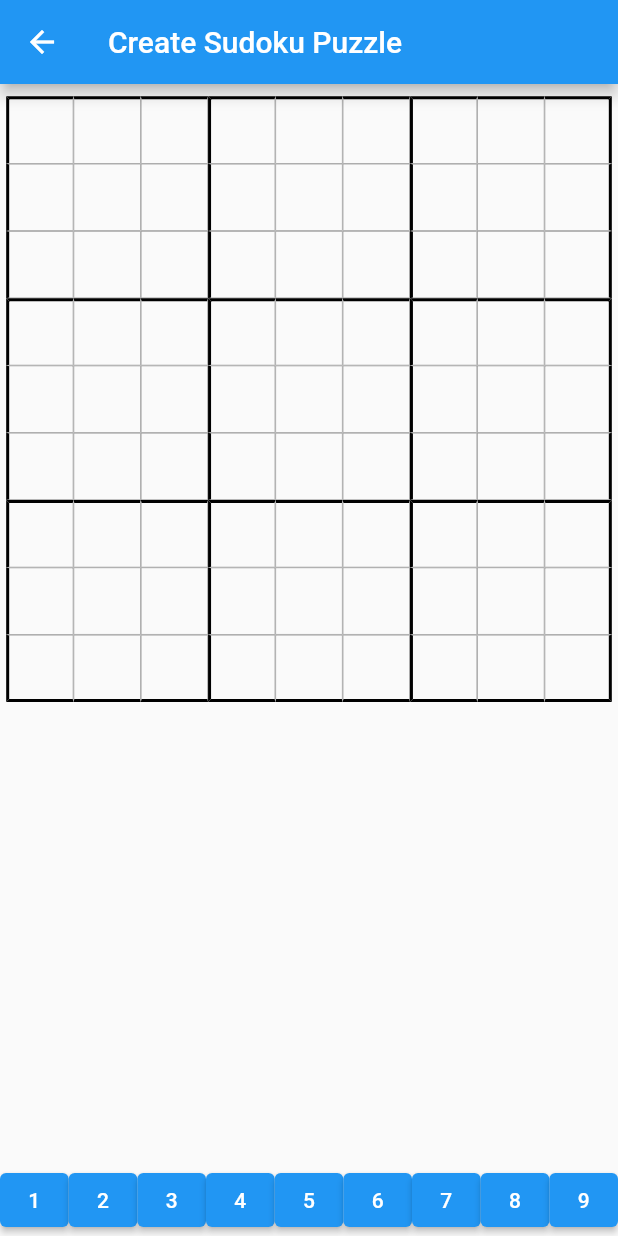
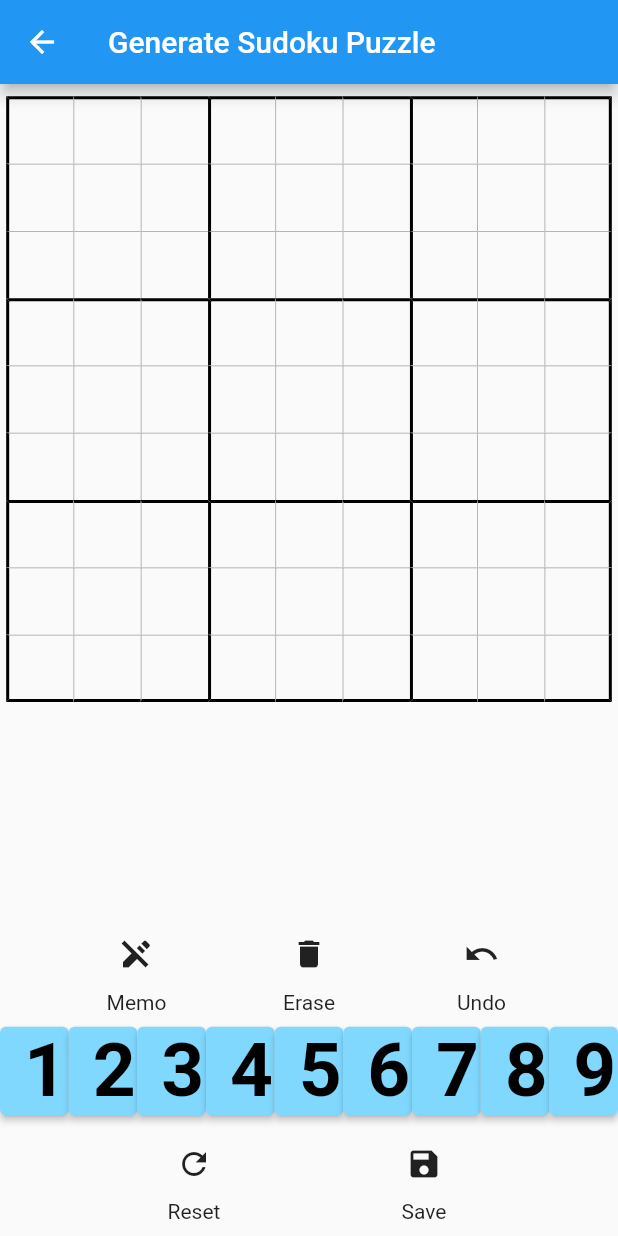
Before and after one commit to koupro0204/sudoku-mobile, a Flutter app: the screen it shows after launch, after a tap on "Create Puzzle", on a phone screen of 412 x 824 dp. Run offline on Flutter 3.47's test engine with Material 2 defaults, Android fonts, the phone set to English and light mode, and no system bars; our stand-ins replace sqflite; accounts and stored records are empty; generated files the repository leaves out were written again.

Commit message:
11/05
create 画面の残り
・メモのロジック
・保存の際のsqliteとの通信

```diff
--- /dev/null
+++ b/sudoku_assistant/l10n.yaml
@@ -0,0 +1,3 @@
+arb-dir: lib/l10n
+template-arb-file: app_en.arb
+output-localization-file: app_localizations.dart
--- /dev/null
+++ b/sudoku_assistant/lib/l10n/app_ar.arb
@@ -0,0 +1,10 @@
+{
+  "@@locale": "ar",
+  "memo": "مذكرة",
+  "erase": "مسح",
+  "undo": "تراجع",
+  "reset": "إعادة تعيين",
+  "save": "حفظ",
+  "generate_sudoku": "توليد لغز السودوكو",
+  "appTitle": "Sudoku Assistant"
+}
--- /dev/null
+++ b/sudoku_assistant/lib/l10n/app_en.arb
@@ -0,0 +1,10 @@
+{
+  "@@locale": "en",
+  "memo": "Memo",
+  "erase": "Erase",
+  "undo": "Undo",
+  "reset": "Reset",
+  "save": "Save",
+  "generate_sudoku": "Generate Sudoku Puzzle",
+  "appTitle": "Sudoku Assistant"
+}
--- /dev/null
+++ b/sudoku_assistant/lib/l10n/app_ja.arb
@@ -0,0 +1,10 @@
+{
+  "@@locale": "ja",
+  "memo": "メモ",
+  "erase": "消す",
+  "undo": "元に戻す",
+  "reset": "リセット",
+  "save": "保存",
+  "generate_sudoku": "ナンプレ問題生成",
+  "appTitle": "Sudoku Assistant"
+}
--- /dev/null
+++ b/sudoku_assistant/lib/l10n/app_zh.arb
@@ -0,0 +1,10 @@
+{
+  "@@locale": "zh",
+  "memo": "备忘录",
+  "erase": "擦除",
+  "undo": "撤销",
+  "reset": "重置",
+  "save": "保存",
+  "generate_sudoku": "生成数独题目",
+  "appTitle": "Sudoku Assistant"
+}
--- a/sudoku_assistant/lib/main.dart
+++ b/sudoku_assistant/lib/main.dart
@@ -1,7 +1,9 @@
 import 'package:flutter/material.dart';
+import 'package:flutter_localizations/flutter_localizations.dart';
 // import 'package:firebase_core/firebase_core.dart';
 import 'package:sudoku_assistant/views/home_screen.dart';
 import 'package:sudoku_assistant/services/local_storage_service.dart';
+import 'package:flutter_gen/gen_l10n/app_localizations.dart';
 
 void main() async {
   WidgetsFlutterBinding.ensureInitialized(); // Ensures plugin services are initialized
@@ -17,6 +19,18 @@ class SudokuAssistantApp extends StatelessWidget {
   @override
   Widget build(BuildContext context) {
     return MaterialApp(
+      localizationsDelegates: [
+        AppLocalizations.delegate,
+        GlobalMaterialLocalizations.delegate,
+        GlobalWidgetsLocalizations.delegate,
+        GlobalCupertinoLocalizations.delegate,
+      ],
+      supportedLocales: [
+        const Locale('ja', ''), //日本語
+        const Locale('en', ''), //英語
+        const Locale('zh', ''), //中国語
+        const Locale('ar', ''), //アラビア語
+      ],
       title: 'Sudoku Assistant',
       theme: ThemeData(
         primarySwatch: Colors.blue,
--- a/sudoku_assistant/lib/views/create_puzzle_screen.dart
+++ b/sudoku_assistant/lib/views/create_puzzle_screen.dart
@@ -2,7 +2,9 @@ import 'package:flutter/material.dart';
 import 'package:sudoku_assistant/widgets/number_button_bar.dart';
 import 'package:sudoku_assistant/widgets/sudoku_grid.dart';
 import 'package:sudoku_assistant/controllers/puzzle_controller.dart';
-
+import 'package:sudoku_assistant/widgets/memo_buttun_bar.dart';
+import 'package:flutter_gen/gen_l10n/app_localizations.dart';
+import 'package:sudoku_assistant/widgets/save_button.dart';
 class CreatePuzzleScreen extends StatefulWidget {
   const CreatePuzzleScreen({super.key});
 
@@ -17,14 +19,6 @@ class _CreatePuzzleScreenState extends State<CreatePuzzleScreen> {
     _puzzleController.handleCellTap(x, y);
     setState(() {}); // Refresh the UI with the updated grid state
 
-    // if (_puzzleController.selectedNumber != null) {
-    //   // Apply the selected number to the tapped cell
-    //   _puzzleController.handleNumberInput(x, y);
-    //   setState(() {}); // Refresh the UI with the updated grid state
-    // }else {
-    //   // Open a number selection interface
-    //   _puzzleController.handleCellTap(x, y);
-    // }
   }
 
   void _handleNumberTap(int number) {
@@ -46,11 +40,16 @@ class _CreatePuzzleScreenState extends State<CreatePuzzleScreen> {
 
   void _handleNumberLock(bool isLocked) {
     // Lock or unlock the selected number
-    if (!isLocked) {
-      _puzzleController.selectedNumber = null;
+    _puzzleController.setNumberLockState(isLocked);
+    setState(() {});
   }
-    _puzzleController.isNumberLocked = isLocked;
+  void _handleReset() {
+    _puzzleController.handleReset();
+    setState(() {});
+  }
 
+  void _handleCellDelete() {
+    _puzzleController.handleCellDelete();
     setState(() {});
   }
 
@@ -61,14 +60,14 @@ class _CreatePuzzleScreenState extends State<CreatePuzzleScreen> {
     double gridMarginTop = MediaQuery.of(context).size.height * 0.01; // 1% of the screen height
     return Scaffold(
       appBar: AppBar(
-        title: const Text('Create Sudoku Puzzle'),
+        title: Text(AppLocalizations.of(context)!.generate_sudoku),
       ),
       body: Column(
         children: [
           SizedBox(height: gridMarginTop), // Add a margin at the top of the grid (optional
           Expanded(
             child: Center( // Center is added to center the Container
-            child: Container(
+              child: SizedBox(
                 width: gridWidth, // Set the width of the Container
                 child: SudokuGrid(
                   onCellTap: _handleCellTap,
@@ -76,15 +75,26 @@ class _CreatePuzzleScreenState extends State<CreatePuzzleScreen> {
                   invalidCells: _puzzleController.invalidCells,
                   highlightedCells: _puzzleController.highlightedCells,
                   selectedcell: _puzzleController.selectedcell,
+                  memoGrid: _puzzleController.memoGrid,
                 ),
               ),
             ),
           ),
+          SizedBox(height: gridMarginTop), // Add a margin at the top of the grid (optional
+          MemoButtonBar(
+            onCellDelete: _handleCellDelete,
+          ),
+          SizedBox(height: gridMarginTop), // Add a margin at the top of the grid (optional
           NumberButtonBar(
             onNumberTap: _handleNumberTap,
             onNumberLongPress: _handleNumberLongPress,
             onNumberLock: _handleNumberLock,
           ),
+          SizedBox(height: gridMarginTop), // Add a margin at the top of the grid (optional
+          SaveButtonBar(
+            onReset: _handleReset,
+          ),
+          SizedBox(height: gridMarginTop), // Add a margin at the top of the grid (optional
           // Add Preview and Save button implementations here
         ],
       ),
--- /dev/null
+++ b/sudoku_assistant/lib/widgets/memo_buttun_bar.dart
@@ -0,0 +1,69 @@
+import 'package:flutter/material.dart';
+import 'package:flutter_gen/gen_l10n/app_localizations.dart';
+class MemoButtonBar extends StatefulWidget {
+  final Function() onCellDelete;
+  const MemoButtonBar({super.key,
+    required this.onCellDelete,
+  });
+
+  @override
+  _MemoButtonBarState createState() => _MemoButtonBarState();
+}
+
+class _MemoButtonBarState extends State<MemoButtonBar> {
+  bool isMemoOn = false; // メモがオンかオフかを追跡するフラグ
+
+  @override
+  Widget build(BuildContext context) {
+    return Row(
+      mainAxisAlignment: MainAxisAlignment.spaceEvenly,
+      children: [
+        // Memoボタン
+        Column(
+          mainAxisSize: MainAxisSize.min,
+          children: [
+            IconButton(
+              icon: Icon(
+                isMemoOn ? Icons.edit : Icons.edit_off, // メモがオンのときはeditアイコン、オフのときはedit_offアイコン
+                color: isMemoOn ? Colors.blue : null, // メモがオンのときは青色
+              ),
+              onPressed: () {
+                setState(() {
+                  isMemoOn = !isMemoOn; // メモのオン/オフを切り替える
+                });
+              },
+            ),
+            Text(AppLocalizations.of(context)!.memo)
+          ],
+        ),
+        // 消すボタン
+        Column(
+          mainAxisSize: MainAxisSize.min,
+          children: [
+            IconButton(
+              icon: Icon(Icons.delete),
+              onPressed: () {
+                // 消しゴムの機能をここに書く
+                widget.onCellDelete();
+              },
+            ),
+            Text(AppLocalizations.of(context)!.erase)
+          ],
+        ),
+        // 元に戻すボタン
+        Column(
+          mainAxisSize: MainAxisSize.min,
+          children: [
+            IconButton(
+              icon: Icon(Icons.undo),
+              onPressed: () {
+                // 元に戻す機能をここに書く
+              },
+            ),
+            Text(AppLocalizations.of(context)!.undo)
+          ],
+        ),
+      ],
+    );
+  }
+}
--- a/sudoku_assistant/lib/widgets/number_button_bar.dart
+++ b/sudoku_assistant/lib/widgets/number_button_bar.dart
@@ -57,11 +57,20 @@ class _NumberButtonBarState extends State<NumberButtonBar> {
             style: ElevatedButton.styleFrom(
               backgroundColor: _selectedNumber == index + 1 && _isNumberLocked
                   ? Colors.blueAccent
-                  : null, // Highlight the selected number if locked
+                  : Colors.lightBlueAccent[100], // Highlight the selected number if locked
             ),
             onPressed: () => _handleNumberTap(index + 1),
             onLongPress: () => _handleNumberLongPress(index + 1),
-            child: Text('${index + 1}'),
+            child:  Text(
+              '${index + 1}',
+              style: TextStyle(
+                fontSize: 50,
+                fontWeight: FontWeight.bold,
+                color: _selectedNumber == index + 1 && _isNumberLocked
+                    ? Colors.white
+                    : Colors.black,
+              ),
+            ),
           ),
         );
       }),
--- /dev/null
+++ b/sudoku_assistant/lib/widgets/save_button.dart
@@ -0,0 +1,55 @@
+import 'package:flutter/material.dart';
+import 'package:flutter_gen/gen_l10n/app_localizations.dart';
+
+class SaveButtonBar extends StatefulWidget{
+  final Function() onReset;
+  const SaveButtonBar({super.key,
+    required this.onReset,
+  });
+  @override
+  _SaveButtonBarState createState() => _SaveButtonBarState();
+}
+
+class _SaveButtonBarState extends State<SaveButtonBar> {
+  void _handleReset() {
+    widget.onReset();
+
+    setState(() {});
+  }
+
+  @override
+  Widget build(BuildContext context) {
+    return Row(
+      mainAxisAlignment: MainAxisAlignment.spaceEvenly,
+      children: [
+        // リセットボタン
+        Column(
+          mainAxisSize: MainAxisSize.min,
+          children: [
+            IconButton(
+              icon: Icon(Icons.refresh),
+              onPressed: () {
+                // リセットの機能をここに書く
+                _handleReset();
+              },
+            ),
+            Text(AppLocalizations.of(context)!.reset)
+          ],
+        ),
+        // 保存ボタン
+        Column(
+          mainAxisSize: MainAxisSize.min,
+          children: [
+            IconButton(
+              icon: Icon(Icons.save),
+              onPressed: () {
+                // 保存の機能をここに書く
+              },
+            ),
+            Text(AppLocalizations.of(context)!.save)
+          ],
+        ),
+      ],
+    );
+  }
+}
--- a/sudoku_assistant/lib/widgets/sudoku_grid.dart
+++ b/sudoku_assistant/lib/widgets/sudoku_grid.dart
@@ -6,7 +6,7 @@ class SudokuGrid extends StatelessWidget {
   final List<List<bool>> invalidCells;
   final List<List<bool>> highlightedCells;
   final List<List<bool>> selectedcell;
-
+  final List<List<List<int>>> memoGrid; // Add memoGrid to the constructor
   // Include highlightedCells in the constructor
   const SudokuGrid({
     super.key,
@@ -15,6 +15,7 @@ class SudokuGrid extends StatelessWidget {
     required this.invalidCells,
     required this.highlightedCells,
     required this.selectedcell,
+    required this.memoGrid,
   });
 
   @override
@@ -32,6 +33,10 @@ class SudokuGrid extends StatelessWidget {
         final bool isInvalid = invalidCells[x][y];
         final bool isHighlighted = highlightedCells[x][y];
         final bool isSelected = selectedcell[x][y];
+        final List<int> memo = memoGrid[x][y];
+        bool hasMemo = memo.isNotEmpty;
+
+
         // Update the color based on the highlighting
         Color? backgroundColor;
         if (isHighlighted) {
@@ -54,7 +59,19 @@ class SudokuGrid extends StatelessWidget {
         final bool isLeftSide = y % 3 == 0 || y == 0; // 左のボックスの境界または最初の列
         final bool isTopSide = x % 3 == 0 || x == 0; // 上のボックスの境界または最初の行
 
+        // メモのスタイルを定義する
+        final TextStyle memoStyle = TextStyle(
+          fontSize: 6,
+          fontWeight: FontWeight.bold,
+          color: Colors.grey,
+        );
 
+        // メインの数字のスタイルを定義する
+        final TextStyle mainNumberStyle = TextStyle(
+          fontSize: 24,
+          fontWeight: FontWeight.bold,
+          color: isInvalid ? Colors.red : Colors.black,
+        );
         return GestureDetector(
           onTap: () => onCellTap(x, y),
           child: Container(
@@ -63,19 +80,30 @@ class SudokuGrid extends StatelessWidget {
               border: Border(
                 top: isTopSide ? thickSide : normalSide,
                 left: isLeftSide ? thickSide : normalSide,
-                right: isRightSide ? thickSide : normalSide,
-                bottom: isBottomSide ? thickSide : normalSide,
+                right: isRightSide ? thickSide : BorderSide.none,
+                bottom: isBottomSide ? thickSide : BorderSide.none,
               ),
             ),
             child: Center(
-              child: Text(
-                number != 0 ? number.toString() : '',
-                style: TextStyle(
-                  fontSize: 24,
-                  fontWeight: FontWeight.bold,
-                  color: isInvalid ? Colors.red : Colors.black,
-                ),
-              ),
+              child: hasMemo
+                ? Container(
+                  // 9等分されたグリッドを作成するための設定
+                  child: GridView.count(
+                    crossAxisCount: 3, // 3列
+                    children: List.generate(9, (index) {
+                      return Center(
+                        child: Text(
+                          memo.isNotEmpty && memo.length > index ? memo[index].toString() : '',
+                          style: memoStyle,
+                        ),
+                      );
+                    }),
+                  ),
+                )
+                : Text(
+                    number != 0 ? number.toString() : '',
+                    style: mainNumberStyle,
+                  ),
             ),
           ),
         );
--- a/sudoku_assistant/pubspec.yaml
+++ b/sudoku_assistant/pubspec.yaml
@@ -37,7 +37,9 @@ dependencies:
   # The following adds the Cupertino Icons font to your application.
   # Use with the CupertinoIcons class for iOS style icons.
   cupertino_icons: ^1.0.2
-
+  flutter_localizations: # 多言語ライブラリの本体
+    sdk: flutter
+  intl: "^0.18.1" # 多言語やフォーマッタなどの関連ライブラリ
 dev_dependencies:
   flutter_test:
     sdk: flutter
@@ -54,6 +56,7 @@ dev_dependencies:
 
 # The following section is specific to Flutter packages.
 flutter:
+  generate: true #自動生成フラグの有効化
 
   # The following line ensures that the Material Icons font is
   # included with your application, so that you can use the icons in
```
Also changed, not shown: sudoku_assistant/lib/controllers/puzzle_controller.dart (+40 -4 lines), sudoku_assistant/pubspec.lock. Lines whose indentation alone changed are shown as unchanged.
